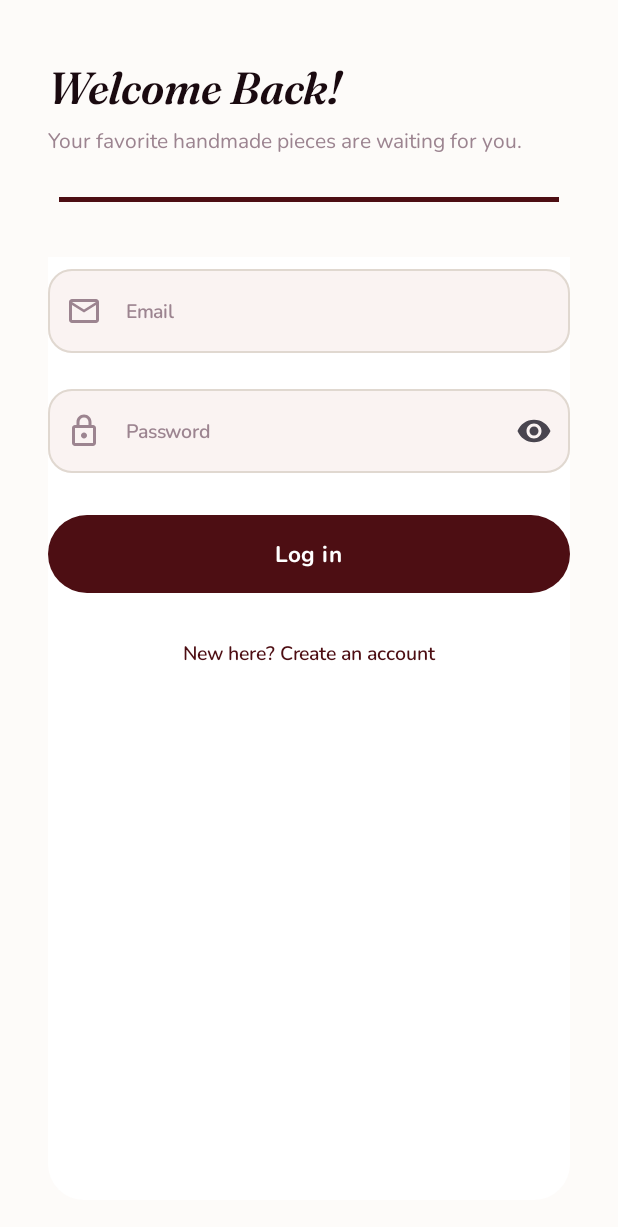
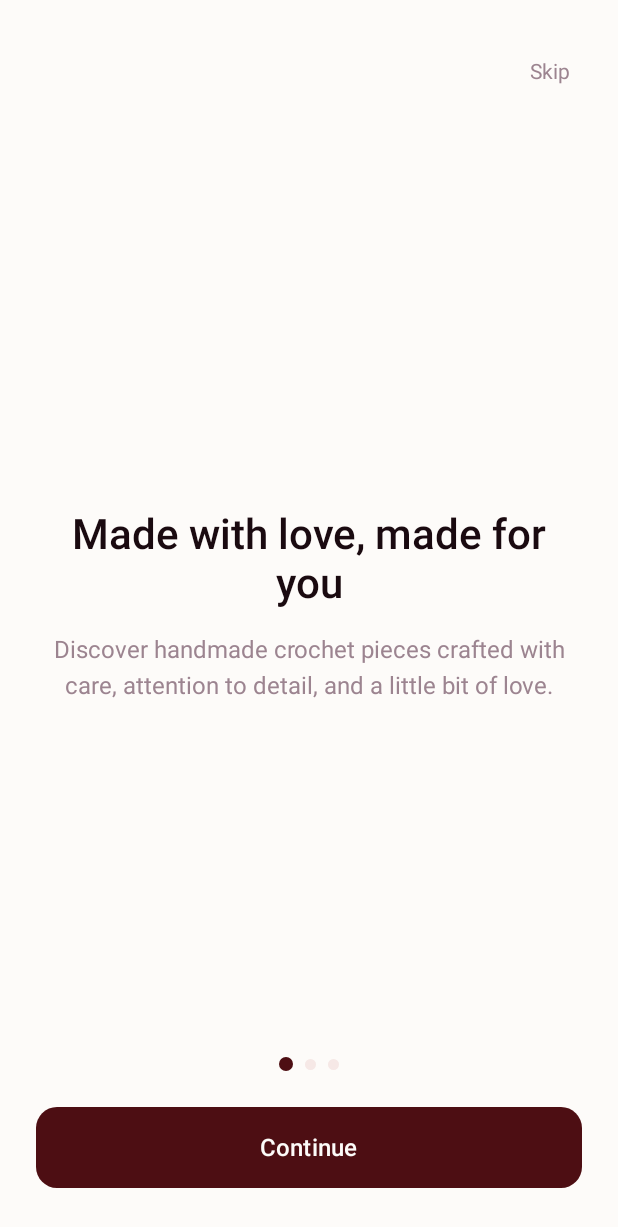
Before and after one commit to tamistation/tamisknits, an Android app built with Jetpack Compose: the screen it shows after launch (MainActivity), on a phone screen of 412 x 824 dp. Shown: the top 1227 px of the screen. Run offline under Robolectric (Android 15) with nearby library versions, the phone set to English and light mode, and no system bars; our stand-ins replace Dagger/Hilt's generated code.

Commit message:
added onboarding

```diff
--- a/app/build.gradle.kts
+++ b/app/build.gradle.kts
@@ -53,6 +53,7 @@ dependencies {
     constraints {
         implementation("org.jetbrains.kotlin:kotlin-metadata-jvm:2.1.0")
     }
+    implementation("androidx.datastore:datastore-preferences:1.1.1")
     implementation(platform(libs.firebase.bom))
     implementation("androidx.compose.material:material-icons-extended")
     implementation("com.google.firebase:firebase-analytics")
--- /dev/null
+++ b/app/src/main/java/com/example/tamisknits/features/authentication/onboarding/OnboardingPreferences.kt
@@ -0,0 +1,35 @@
+package com.example.tamisknits.data.preferences
+
+import android.content.Context
+import androidx.datastore.preferences.core.booleanPreferencesKey
+import androidx.datastore.preferences.core.edit
+import androidx.datastore.preferences.preferencesDataStore
+import dagger.hilt.android.qualifiers.ApplicationContext
+import kotlinx.coroutines.flow.Flow
+import kotlinx.coroutines.flow.map
+import javax.inject.Inject
+import javax.inject.Singleton
+
+private val Context.dataStore by preferencesDataStore(
+    name = "app_preferences"
+)
+
+@Singleton
+class OnboardingPreferences @Inject constructor(
+    @ApplicationContext private val context: Context
+) {
+
+    private val onboardingCompletedKey =
+        booleanPreferencesKey("onboarding_completed")
+
+    val onboardingCompleted: Flow<Boolean> =
+        context.dataStore.data.map { preferences ->
+            preferences[onboardingCompletedKey] ?: false
+        }
+
+    suspend fun setOnboardingCompleted() {
+        context.dataStore.edit { preferences ->
+            preferences[onboardingCompletedKey] = true
+        }
+    }
+}
--- /dev/null
+++ b/app/src/main/java/com/example/tamisknits/features/authentication/onboarding/OnboardingScreen.kt
@@ -0,0 +1,198 @@
+package com.example.tamisknits.features.authentication.onboarding
+
+import androidx.compose.foundation.background
+import androidx.compose.foundation.layout.Arrangement
+import androidx.compose.foundation.layout.Box
+import androidx.compose.foundation.layout.Column
+import androidx.compose.foundation.layout.Row
+import androidx.compose.foundation.layout.Spacer
+import androidx.compose.foundation.layout.fillMaxSize
+import androidx.compose.foundation.layout.fillMaxWidth
+import androidx.compose.foundation.layout.height
+import androidx.compose.foundation.layout.padding
+import androidx.compose.foundation.layout.size
+import androidx.compose.foundation.pager.HorizontalPager
+import androidx.compose.foundation.pager.rememberPagerState
+import androidx.compose.foundation.shape.CircleShape
+import androidx.compose.foundation.shape.RoundedCornerShape
+import androidx.compose.material3.Button
+import androidx.compose.material3.ButtonDefaults
+import androidx.compose.material3.Text
+import androidx.compose.runtime.Composable
+import androidx.compose.runtime.rememberCoroutineScope
+import androidx.compose.ui.Alignment
+import androidx.compose.ui.Modifier
+import androidx.compose.ui.draw.clip
+import androidx.compose.ui.text.font.FontWeight
+import androidx.compose.ui.text.style.TextAlign
+import androidx.compose.ui.unit.dp
+import androidx.compose.ui.unit.sp
+import com.example.tamisknits.theme.AppColors
+import kotlinx.coroutines.launch
+
+private data class OnboardingPage(
+    val title: String,
+    val description: String
+)
+
+@Composable
+fun OnboardingScreen(
+    viewModel: OnboardingViewModel,
+    onFinished: () -> Unit
+) {
+    val pages = listOf(
+        OnboardingPage(
+            title = "Made with love, made for you",
+            description = "Discover handmade crochet pieces crafted with care, attention to detail, and a little bit of love."
+        ),
+        OnboardingPage(
+            title = "Find your perfect style",
+            description = "Explore our bags and clutches, and find the colors, sizes, and designs that feel like you."
+        ),
+        OnboardingPage(
+            title = "Your next favorite piece is waiting",
+            description = "Choose your favorite piece, place your order, and let us take care of the rest."
+        )
+    )
+
+    val pagerState = rememberPagerState(
+        initialPage = 0,
+        pageCount = { pages.size }
+    )
+
+    val scope = rememberCoroutineScope()
+
+    Column(
+        modifier = Modifier
+            .fillMaxSize()
+            .background(AppColors.Cream)
+            .padding(horizontal = 24.dp, vertical = 32.dp),
+        horizontalAlignment = Alignment.CenterHorizontally
+    ) {
+
+        Row(
+            modifier = Modifier.fillMaxWidth(),
+            horizontalArrangement = Arrangement.End
+        ) {
+            Text(
+                text = if (pagerState.currentPage < pages.lastIndex) {
+                    "Skip"
+                } else {
+                    ""
+                },
+                color = AppColors.TextMuted,
+                fontSize = 14.sp,
+                modifier = Modifier
+                    .padding(8.dp)
+            )
+        }
+
+        HorizontalPager(
+            state = pagerState,
+            modifier = Modifier
+                .weight(1f)
+                .fillMaxWidth()
+        ) { page ->
+
+            OnboardingPageContent(
+                page = pages[page]
+            )
+        }
+
+        Row(
+            horizontalArrangement = Arrangement.Center,
+            verticalAlignment = Alignment.CenterVertically
+        ) {
+            pages.indices.forEach { index ->
+                Box(
+                    modifier = Modifier
+                        .padding(horizontal = 4.dp)
+                        .size(
+                            if (pagerState.currentPage == index) 9.dp else 7.dp
+                        )
+                        .clip(CircleShape)
+                        .background(
+                            if (pagerState.currentPage == index) {
+                                AppColors.Terracotta
+                            } else {
+                                AppColors.Blush
+                            }
+                        )
+                )
+            }
+        }
+
+        Spacer(modifier = Modifier.height(24.dp))
+
+        Button(
+            onClick = {
+                if (pagerState.currentPage == pages.lastIndex) {
+
+                    viewModel.completeOnboarding()
+                    onFinished()
+
+                } else {
+                    scope.launch {
+                        pagerState.animateScrollToPage(
+                            pagerState.currentPage + 1
+                        )
+                    }
+                }
+            },
+            modifier = Modifier
+                .fillMaxWidth()
+                .height(54.dp),
+            shape = RoundedCornerShape(14.dp),
+            colors = ButtonDefaults.buttonColors(
+                containerColor = AppColors.Terracotta,
+                contentColor = AppColors.Cream
+            )
+        ) {
+            Text(
+                text = if (pagerState.currentPage == pages.lastIndex) {
+                    "Get Started"
+                } else {
+                    "Continue"
+                },
+                fontSize = 16.sp,
+                fontWeight = FontWeight.Medium
+            )
+        }
+    }
+}
+
+@Composable
+private fun OnboardingPageContent(
+    page: OnboardingPage
+) {
+    Column(
+        modifier = Modifier
+            .fillMaxSize()
+            .padding(horizontal = 8.dp),
+        horizontalAlignment = Alignment.CenterHorizontally,
+        verticalArrangement = Arrangement.Center
+    ) {
+
+        // Image/illustration will go here later.
+
+        Spacer(modifier = Modifier.height(40.dp))
+
+        Text(
+            text = page.title,
+            color = AppColors.TextDark,
+            fontSize = 28.sp,
+            fontWeight = FontWeight.SemiBold,
+            textAlign = TextAlign.Center
+        )
+
+        Spacer(modifier = Modifier.height(16.dp))
+
+        Text(
+            text = page.description,
+            color = AppColors.TextMuted,
+            fontSize = 16.sp,
+            lineHeight = 24.sp,
+            textAlign = TextAlign.Center
+        )
+    }
+}
--- /dev/null
+++ b/app/src/main/java/com/example/tamisknits/features/authentication/onboarding/OnboardingViewModel.kt
@@ -0,0 +1,29 @@
+package com.example.tamisknits.features.authentication.onboarding
+
+import androidx.lifecycle.ViewModel
+import androidx.lifecycle.viewModelScope
+import com.example.tamisknits.data.preferences.OnboardingPreferences
+import dagger.hilt.android.lifecycle.HiltViewModel
+import kotlinx.coroutines.flow.SharingStarted
+import kotlinx.coroutines.flow.stateIn
+import kotlinx.coroutines.launch
+import javax.inject.Inject
+
+@HiltViewModel
+class OnboardingViewModel @Inject constructor(
+    private val preferences: OnboardingPreferences
+) : ViewModel() {
+
+    val onboardingCompleted = preferences.onboardingCompleted
+        .stateIn(
+            scope = viewModelScope,
+            started = SharingStarted.WhileSubscribed(5_000),
+            initialValue = false
+        )
+
+    fun completeOnboarding() {
+        viewModelScope.launch {
+            preferences.setOnboardingCompleted()
+        }
+    }
+}
--- a/app/src/main/java/com/example/tamisknits/navigation/AppNavHost.kt
+++ b/app/src/main/java/com/example/tamisknits/navigation/AppNavHost.kt
@@ -1,6 +1,12 @@
 package com.example.tamisknits.navigation
 
 import androidx.compose.runtime.Composable
+import androidx.compose.runtime.LaunchedEffect
+import androidx.compose.runtime.collectAsState
+import androidx.compose.runtime.getValue
+import androidx.compose.runtime.mutableStateOf
+import androidx.compose.runtime.remember
+import androidx.compose.runtime.setValue
 import androidx.hilt.navigation.compose.hiltViewModel
 import androidx.navigation.NavHostController
 import androidx.navigation.compose.NavHost
@@ -8,6 +14,8 @@ import androidx.navigation.compose.composable
 import androidx.navigation.compose.rememberNavController
 import com.example.tamisknits.features.admin.AdminRootPage
 import com.example.tamisknits.features.authentication.login.LoginPage
+import com.example.tamisknits.features.authentication.onboarding.OnboardingScreen
+import com.example.tamisknits.features.authentication.onboarding.OnboardingViewModel
 import com.example.tamisknits.features.authentication.register.RegisterPage
 import com.example.tamisknits.features.authentication.splash.SplashScreen
 import com.example.tamisknits.features.client.ClientHomePage
@@ -22,10 +30,48 @@ fun AppNavHost(
         startDestination = AppRoute.Splash,
     ) {
         composable<AppRoute.Splash> {
+
+            val onboardingViewModel: OnboardingViewModel = hiltViewModel()
+            val onboardingCompleted by onboardingViewModel.onboardingCompleted.collectAsState()
+
+            var splashFinished by remember {
+                mutableStateOf(false)
+            }
+
             SplashScreen(
                 onFinished = {
+                    splashFinished = true
+                }
+            )
+
+            LaunchedEffect(splashFinished, onboardingCompleted) {
+                if (splashFinished) {
+                    val destination = if (onboardingCompleted) {
+                        AppRoute.Login
+                    } else {
+                        AppRoute.Onboarding
+                    }
+
+                    navController.navigate(destination) {
+                        popUpTo(AppRoute.Splash) {
+                            inclusive = true
+                        }
+                    }
+                }
+            }
+        }
+
+        composable<AppRoute.Onboarding> {
+
+            val onboardingViewModel: OnboardingViewModel = hiltViewModel()
+
+            OnboardingScreen(
+                viewModel = onboardingViewModel,
+                onFinished = {
                     navController.navigate(AppRoute.Login) {
-                        popUpTo(AppRoute.Splash) { inclusive = true }
+                        popUpTo(AppRoute.Onboarding) {
+                            inclusive = true
+                        }
                     }
                 }
             )
--- a/app/src/main/java/com/example/tamisknits/navigation/Routes.kt
+++ b/app/src/main/java/com/example/tamisknits/navigation/Routes.kt
@@ -5,6 +5,9 @@ import kotlinx.serialization.Serializable
 sealed interface AppRoute {
     @Serializable
     data object Splash : AppRoute
+
+    @Serializable
+    data object Onboarding : AppRoute
     @Serializable
     data object Login : AppRoute
     @Serializable
```
Also changed, not shown: app/src/main/java/com/example/tamisknits/features/admin/products/edit/EditProductPage.kt (+14 -6 lines), app/src/main/java/com/example/tamisknits/ui/AppProgress.kt (+9 -3 lines), app/src/main/java/com/example/tamisknits/ui/CraftElements.kt (+0 -15 lines), app/src/main/java/com/example/tamisknits/ui/components/ImagePicker.kt (+56 -24 lines), app/src/main/java/com/example/tamisknits/ui/components/Loader.kt (added, +21 -0 lines).
